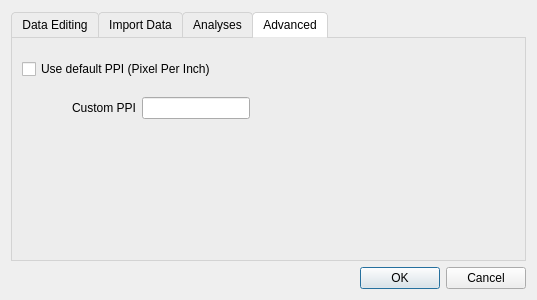
First picture: the form in JASP-Desktop/preferencesdialog.ui, repository jasp-stats/jasp-desktop, before the edit.
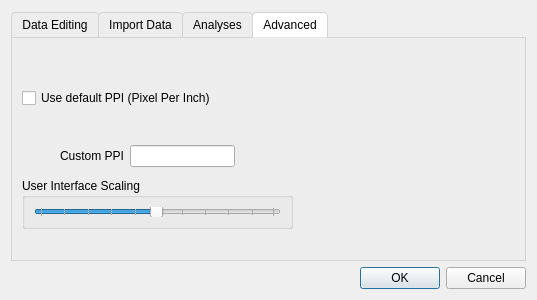
Second picture: the form after the edit.

Commit message: bunch of stuff: issue Export compute column results #2721 issue compute columns awkward abbreviations #2866 Also hopefully fixed the compile issues with Rtools (old gcc doesnt understand std::defaultfloat) Fixed issue #2854 writeImage.R was sadly enough missing from the INSTALLS and therefore wasn't copied to the flatpak package. Made a seperate setting for the scaling of QML UI. Currently only in the dataview, filter and compute column

Patch:
```diff
--- a/JASP-Desktop/preferencesdialog.ui
+++ b/JASP-Desktop/preferencesdialog.ui
@@ -526,9 +526,9 @@
          <property name="geometry">
           <rect>
            <x>10</x>
-           <y>10</y>
-           <width>278</width>
-           <height>71</height>
+           <y>20</y>
+           <width>271</width>
+           <height>109</height>
           </rect>
          </property>
          <layout class="QVBoxLayout" name="verticalLayout_4">
@@ -563,6 +563,9 @@
               <property name="orientation">
                <enum>Qt::Horizontal</enum>
               </property>
+              <property name="sizeType">
+               <enum>QSizePolicy::Preferred</enum>
+              </property>
               <property name="sizeHint" stdset="0">
                <size>
                 <width>40</width>
@@ -592,7 +595,7 @@
               </property>
               <property name="sizeHint" stdset="0">
                <size>
-                <width>40</width>
+                <width>60</width>
                 <height>20</height>
                </size>
               </property>
@@ -602,6 +605,46 @@
           </item>
          </layout>
         </widget>
+        <widget class="QGroupBox" name="UIScale">
+         <property name="geometry">
+          <rect>
+           <x>10</x>
+           <y>140</y>
+           <width>271</width>
+           <height>51</height>
+          </rect>
+         </property>
+         <property name="title">
+          <string>User Interface Scaling</string>
+         </property>
+         <layout class="QVBoxLayout" name="verticalLayout_6">
+          <item>
+           <widget class="QSlider" name="sliderUIScale">
+            <property name="minimum">
+             <number>1</number>
+            </property>
+            <property name="maximum">
+             <number>100</number>
+            </property>
+            <property name="value">
+             <number>50</number>
+            </property>
+            <property name="orientation">
+             <enum>Qt::Horizontal</enum>
+            </property>
+            <property name="invertedAppearance">
+             <bool>false</bool>
+            </property>
+            <property name="invertedControls">
+             <bool>false</bool>
+            </property>
+            <property name="tickPosition">
+             <enum>QSlider::TicksBothSides</enum>
+            </property>
+           </widget>
+          </item>
+         </layout>
+        </widget>
        </widget>
       </widget>
      </item>
```
The commit also changes 38 other files.
